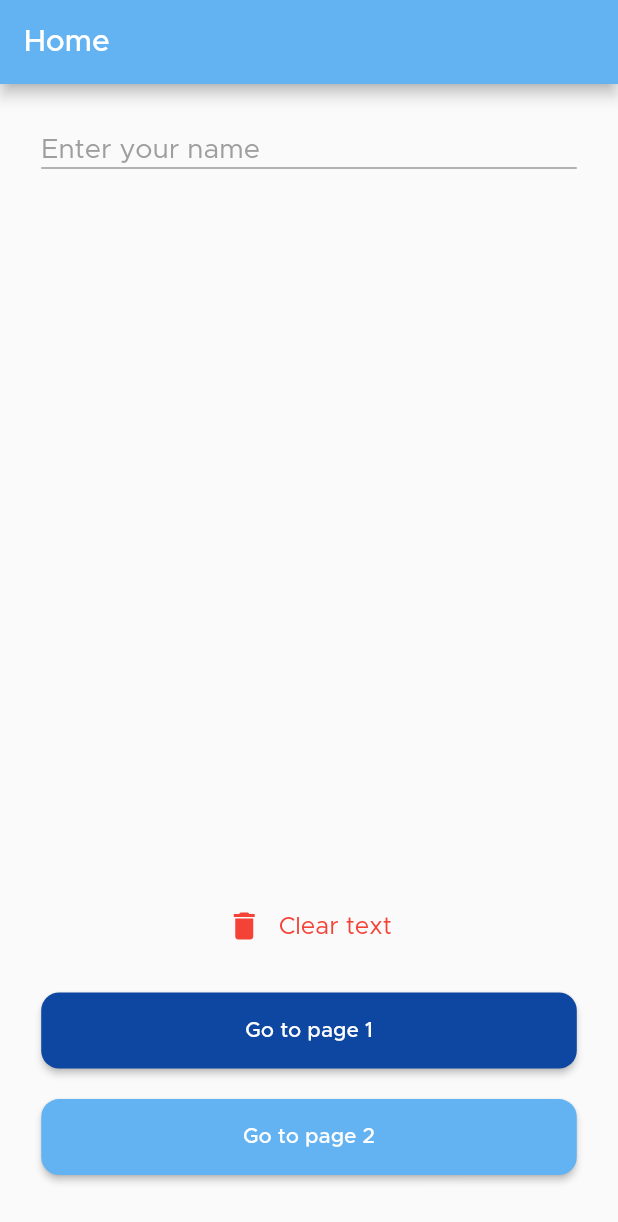
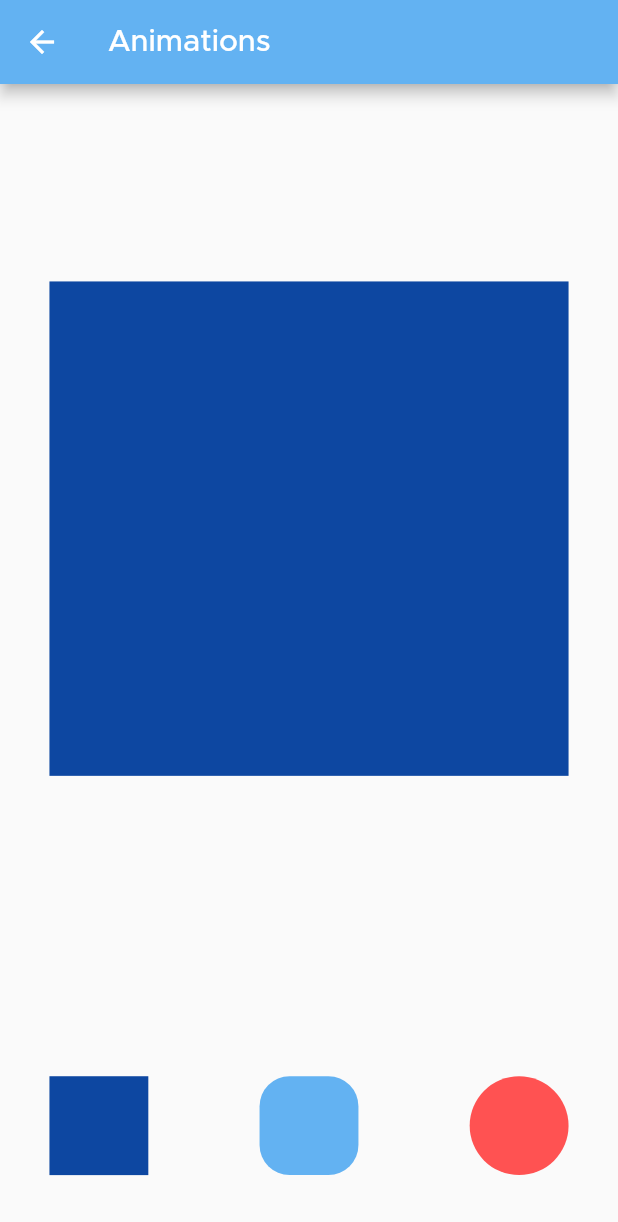
Before and after one commit to HamzaSamirAmmar/pokemon, a Flutter app: the screen it shows after launch, after a tap on "Go to page 1", on a phone screen of 412 x 824 dp. Shown: the top 1222 px of the screen. Run offline on Flutter 3.47's test engine with Material 2 defaults, Android fonts, the phone set to English and light mode, and no system bars; our stand-ins replace built_collection, built_value, cached_network_image, dartz, dio, equatable and 7 more.

Commit message:
animations page

```diff
--- a/lib/core/util/enums.dart
+++ b/lib/core/util/enums.dart
@@ -1,11 +1,35 @@
-enum ProductCardSize {
-  large, // 242 height, 160 width,
-  medium, // 160 height, 110 width,
-  small // 160 height, 105 width,
+import 'package:flutter/material.dart';
+
+enum Shape { circle, square, roundedSquare }
+
+extension ShapeHelpers on Shape {
+  Color shapeColor(BuildContext context) {
+    switch (this) {
+      case Shape.circle:
+        return Colors.redAccent;
+      case Shape.square:
+        return Theme.of(context).colorScheme.secondary;
+      case Shape.roundedSquare:
+        return Theme.of(context).colorScheme.primary;
+      default:
+        return Theme.of(context)
+            .colorScheme
+            .primary; // because the initial is default square
+    }
+  }
+
+  ShapeBorder toShapeBorder() {
+    switch (this) {
+      case Shape.circle:
+        return const CircleBorder();
+      case Shape.square:
+        return const RoundedRectangleBorder();
+      case Shape.roundedSquare:
+        return RoundedRectangleBorder(
+          borderRadius: BorderRadius.circular(50),
+        );
+      default:
+        return const RoundedRectangleBorder(); // because the initial is default square
+    }
+  }
 }
-
-Map<ProductCardSize, Map<String, double>> productCardDimensions = {
-  ProductCardSize.large: {"h": 242, "w": 160},
-  ProductCardSize.medium: {"h": 160, "w": 110},
-  ProductCardSize.small: {"h": 160, "w": 105}
-};
--- a/lib/core/util/generate_screen.dart
+++ b/lib/core/util/generate_screen.dart
@@ -1,5 +1,6 @@
 import 'package:flutter/material.dart';
 import 'package:flutter_screenutil/flutter_screenutil.dart';
+import 'package:pokemon/features/animations/presentation/pages/animations_page.dart';
 import 'package:pokemon/features/home/presentation/pages/home_page.dart';
 
 import '../../features/splash/presentation/pages/splash_page.dart';
@@ -23,6 +24,16 @@ class GeneratePage {
         {
           return MaterialPageRoute(
             builder: (context) => const HomePage(),
+          );
+        }
+
+      /*** animationsPage **/
+      case PageName.animationsPage:
+        {
+          return MaterialPageRoute(
+            builder: (context) => AnimationsPage(
+              text: value.arguments as String,
+            ),
           );
         }
 
@@ -94,4 +105,5 @@ class GeneratePage {
 class PageName {
   static const String splashPage = "/";
   static const String homePage = "/home";
+  static const String animationsPage = "/animations";
 }
--- /dev/null
+++ b/lib/features/animations/presentation/pages/animations_page.dart
@@ -0,0 +1,112 @@
+import 'package:flutter/material.dart';
+import 'package:flutter_screenutil/flutter_screenutil.dart';
+
+import '../../../../core/util/enums.dart';
+
+class AnimationsPage extends StatefulWidget {
+  final String text;
+
+  const AnimationsPage({
+    super.key,
+    required this.text,
+  });
+
+  @override
+  State<AnimationsPage> createState() => _AnimationsPageState();
+}
+
+class _AnimationsPageState extends State<AnimationsPage> {
+  Shape _shape = Shape.square;
+
+  final _duration = const Duration(milliseconds: 500);
+
+  _triggerAnimation(Shape selectedShape) {
+    if (_shape != selectedShape) {
+      setState(() {
+        _shape = selectedShape;
+      });
+    }
+  }
+
+  @override
+  Widget build(BuildContext context) {
+    return Scaffold(
+      appBar: AppBar(
+        title: const Text("Animations"),
+      ),
+      body: Padding(
+        padding: EdgeInsets.symmetric(
+          vertical: 40.h,
+          horizontal: 30.w,
+        ),
+        child: Column(
+          children: [
+            Text(
+              widget.text,
+              style: TextStyle(
+                fontSize: 20.sp,
+              ),
+            ),
+            SizedBox(height: 70.h),
+            AnimatedContainer(
+              duration: _duration,
+              width: 375.w,
+              height: 300.w,
+              decoration: ShapeDecoration(
+                shape: _shape.toShapeBorder(),
+                color: _shape.shapeColor(context),
+              ),
+            ),
+            Expanded(
+              child: Row(
+                mainAxisAlignment: MainAxisAlignment.spaceBetween,
+                crossAxisAlignment: CrossAxisAlignment.end,
+                children: [
+                  GestureDetector(
+                    onTap: () {
+                      _triggerAnimation(Shape.square);
+                    },
+                    child: Container(
+                      width: 60.w,
+                      height: 60.w,
+                      decoration: BoxDecoration(
+                        shape: BoxShape.rectangle,
+                        color: Theme.of(context).colorScheme.secondary,
+                      ),
+                    ),
+                  ),
+                  GestureDetector(
+                    onTap: () {
+                      _triggerAnimation(Shape.roundedSquare);
+                    },
+                    child: Container(
+                      width: 60.w,
+                      height: 60.w,
+                      decoration: BoxDecoration(
+                        borderRadius: BorderRadius.circular(20),
+                        color: Theme.of(context).colorScheme.primary,
+                      ),
+                    ),
+                  ),
+                  GestureDetector(
+                    onTap: () {
+                      _triggerAnimation(Shape.circle);
+                    },
+                    child: Container(
+                      width: 60.w,
+                      height: 60.w,
+                      decoration: const BoxDecoration(
+                        shape: BoxShape.circle,
+                        color: Colors.redAccent,
+                      ),
+                    ),
+                  ),
+                ],
+              ),
+            ),
+          ],
+        ),
+      ),
+    );
+  }
+}
--- a/lib/features/home/presentation/pages/home_page.dart
+++ b/lib/features/home/presentation/pages/home_page.dart
@@ -1,5 +1,6 @@
 import 'package:flutter/material.dart';
 import 'package:flutter_screenutil/flutter_screenutil.dart';
+import 'package:pokemon/core/util/generate_screen.dart';
 
 class HomePage extends StatefulWidget {
   const HomePage({super.key});
@@ -94,7 +95,12 @@ class _HomePageState extends State<HomePage> {
                     width: double.infinity,
                     height: 50.h,
                     child: ElevatedButton(
-                      onPressed: () {},
+                      onPressed: () {
+                        Navigator.of(context).pushNamed(
+                          PageName.animationsPage,
+                          arguments: _nameController.text,
+                        );
+                      },
                       style: ElevatedButton.styleFrom(
                           backgroundColor:
                               Theme.of(context).colorScheme.secondary,
```
